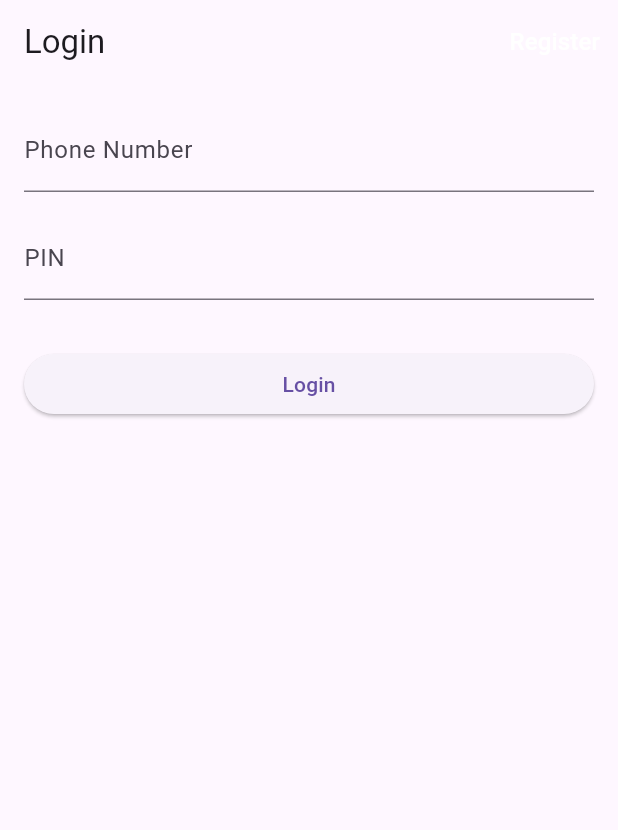
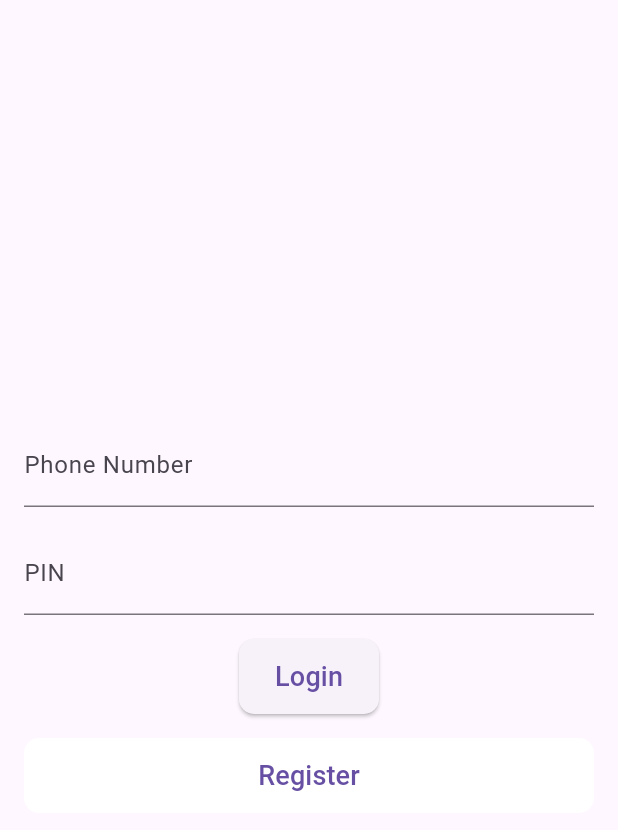
Before and after one commit to Aldiyunan07/wallet_apps, a Flutter app: the screen it shows after launch, on a phone screen of 412 x 824 dp. Shown: the top 830 px of the screen. Run offline on Flutter 3.47's test engine with Material 3 defaults, Android fonts, the phone set to English and light mode, and no system bars; our stand-ins replace shared_preferences.

Commit message:
update login style

```diff
--- a/lib/pages/auth/login.dart
+++ b/lib/pages/auth/login.dart
@@ -97,26 +97,16 @@ class _LoginPageState extends State<LoginPage> {
   @override
   Widget build(BuildContext context) {
     return Scaffold(
-      appBar: AppBar(
-        title: Text('Login'),
-        actions: <Widget>[
-          TextButton(
-            onPressed: () => _goToRegisterPage(context), // Use context here
-            child: Text(
-              'Register',
-              style: TextStyle(
-                color: Colors.white,
-                fontSize: 16.0,
-              ),
-            ),
-          ),
-        ],
-      ),
-      body: Padding(
+      body: Center(
+        child: Padding(
           padding: const EdgeInsets.all(16.0),
-        child: Form(
+          child: Column(
+            mainAxisAlignment: MainAxisAlignment.center,
+            crossAxisAlignment: CrossAxisAlignment.stretch,
+            children: <Widget>[
+              Form(
                 key: _formKey,
-          child: ListView(
+                child: Column(
                   children: <Widget>[
                     TextFormField(
                       controller: _phoneNumberController,
@@ -148,10 +138,41 @@ class _LoginPageState extends State<LoginPage> {
                         return null;
                       },
                     ),
-              SizedBox(height: 32.0),
-              ElevatedButton(
-                onPressed: () => _login(context), // Use context here
-                child: Text('Login'),
+                    SizedBox(height: 16.0),
+                    SizedBox(
+                      height: 50.0,
+                      child: ElevatedButton(
+                        onPressed: () => _login(context),
+                        style: ElevatedButton.styleFrom(
+                          shape: RoundedRectangleBorder(
+                            borderRadius: BorderRadius.circular(10.0),
+                          ),
+                        ),
+                        child: Text(
+                          'Login',
+                          style: TextStyle(fontSize: 18.0),
+                        ),
+                      ),
+                    ),
+                  ],
+                ),
+              ),
+              SizedBox(height: 16.0),
+              SizedBox(
+                height: 50.0,
+                child: TextButton(
+                  onPressed: () => _goToRegisterPage(context),
+                  style: TextButton.styleFrom(
+                    backgroundColor: Colors.white,
+                    shape: RoundedRectangleBorder(
+                      borderRadius: BorderRadius.circular(10.0),
+                    ),
+                  ),
+                  child: Text(
+                    'Register',
+                    style: TextStyle(fontSize: 18.0),
+                  ),
+                ),
               ),
             ],
           ),
```
Lines whose indentation alone changed are shown as unchanged.
